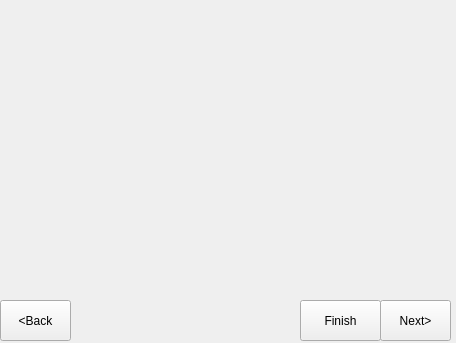
pars-linux/uludag, file playground/gsoc/pawn/src/gui/widgetMain.ui: the form before one commit.
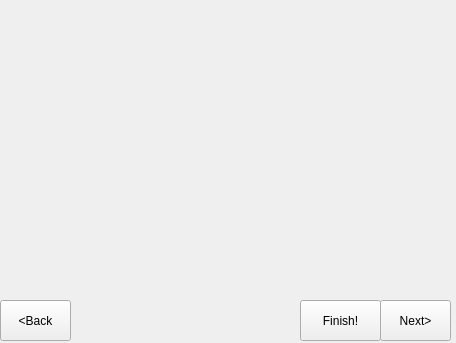
The form after the commit.

```diff
--- a/playground/gsoc/pawn/src/gui/widgetMain.ui
+++ b/playground/gsoc/pawn/src/gui/widgetMain.ui
@@ -68,7 +68,7 @@
     </rect>
    </property>
    <property name="text">
-    <string>Finish</string>
+    <string>Finish!</string>
    </property>
   </widget>
   <widget class="QLabel" name="lblHeading">
```
